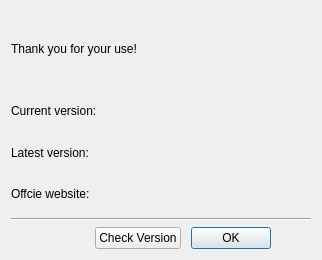
This is woterm/qwoaboutdialog.ui in aoyiduo/woterm as Qt 5 draws it before an edit. The edited form follows.
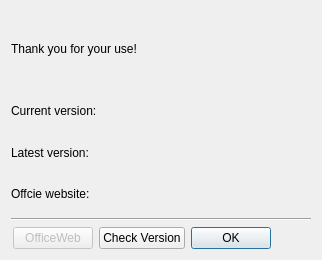
This is the edited form.

Patch:
```diff
--- a/woterm/qwoaboutdialog.ui
+++ b/woterm/qwoaboutdialog.ui
@@ -188,6 +188,16 @@
        </property>
       </spacer>
      </item>
+     <item>
+      <widget class="QPushButton" name="btnOfficeWeb">
+       <property name="enabled">
+        <bool>false</bool>
+       </property>
+       <property name="text">
+        <string>OfficeWeb</string>
+       </property>
+      </widget>
+     </item>
      <item>
       <widget class="QPushButton" name="btnVersion">
        <property name="text">
```
Left out of the diff: 3 changed lines with no effect on the pictures.
